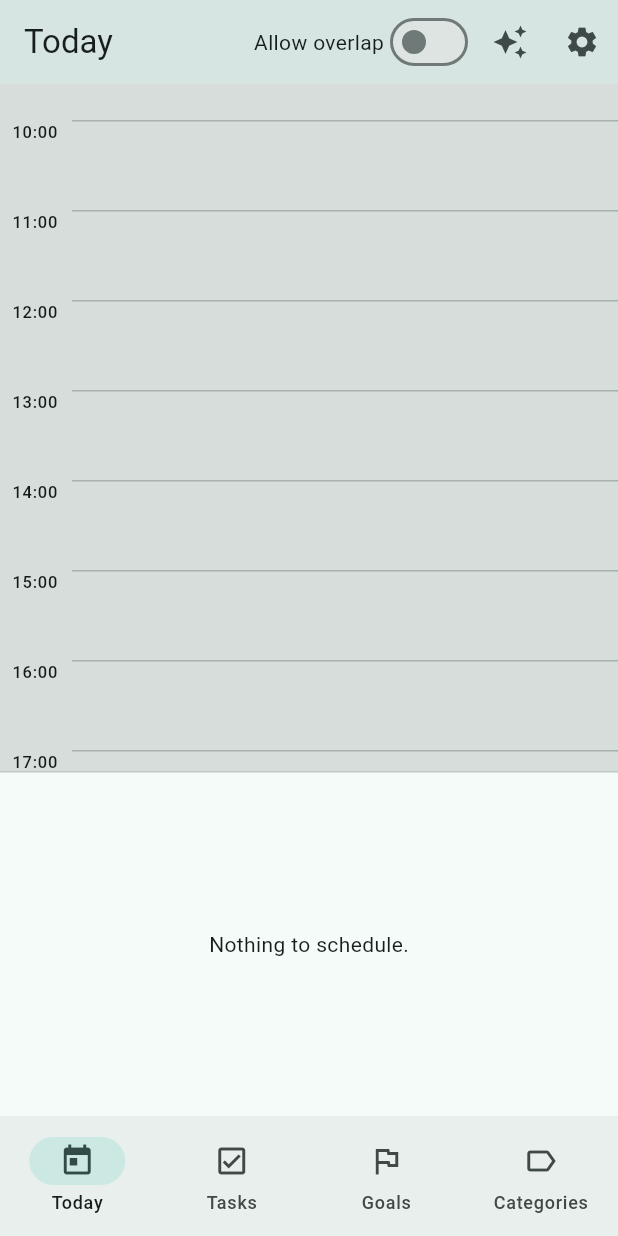
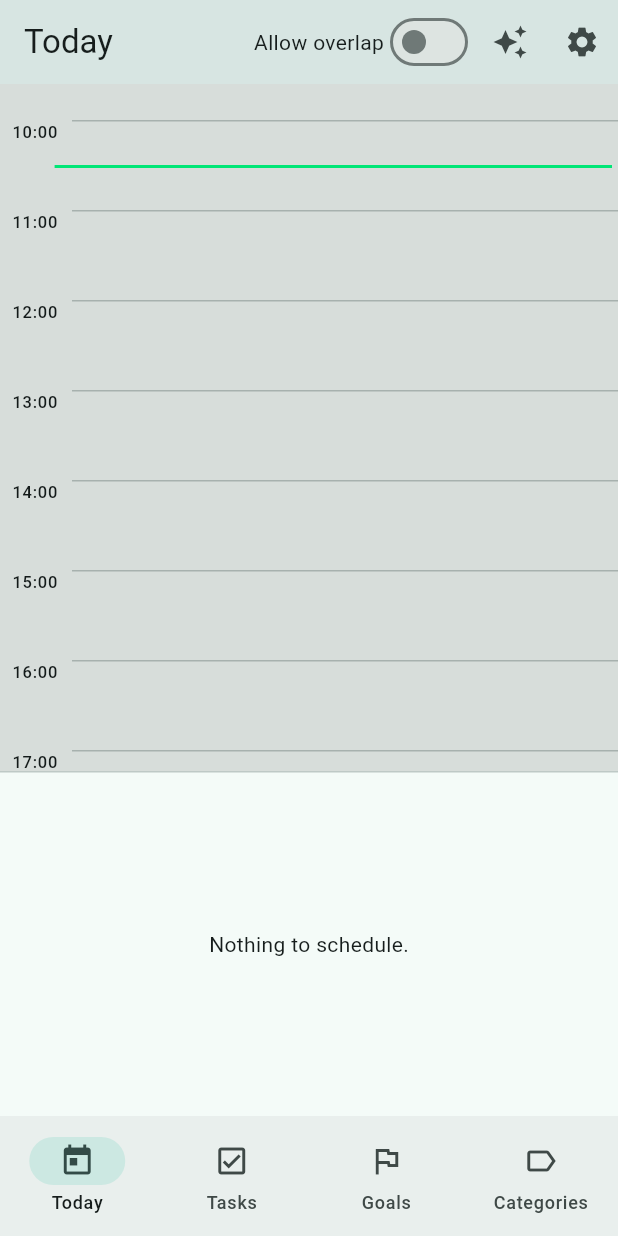
Before and after one commit to federicomassa/task_buddy, a Flutter app: the screen it shows once a user with an empty profile is signed in, scrolled down 576 dp, on a phone screen of 412 x 824 dp. Run offline on Flutter 3.47's test engine with Material 3 defaults, Android fonts, the phone set to English and light mode, and no system bars; our stand-ins replace cloud_firestore, firebase_auth, firebase_core, fl_chart, flutter_local_notifications, flutter_riverpod and 2 more; accounts and stored records are empty.

Commit message:
added calendar now line

```diff
--- a/lib/features/today/calendar_pane.dart
+++ b/lib/features/today/calendar_pane.dart
@@ -431,6 +431,7 @@ class _DayCalendarViewState extends ConsumerState<DayCalendarView> {
                     _HourGrid(),
                     _OffHoursShading(activeHours: activeHours),
                     ..._buildBlocks(context, renderSegments, constraints.maxWidth),
+                    const _NowLine(),
                     if (previewMinutes != null)
                       _DropPreview(
                         minutes: previewMinutes,
@@ -490,6 +491,42 @@ class _HourGrid extends StatelessWidget {
           ),
         );
       }),
+    );
+  }
+}
+
+/// A thin horizontal line marking the current time (now) on the calendar.
+class _NowLine extends ConsumerWidget {
+  const _NowLine();
+
+  @override
+  Widget build(BuildContext context, WidgetRef ref) {
+    final now = ref.watch(clockProvider).now();
+    final nowMinutes = now.hour * 60 + now.minute;
+    final top = nowMinutes / 60 * pxPerHour;
+
+    // Only show the line if the current time is within the visible day (0-24h)
+    if (nowMinutes < 0 || nowMinutes >= 24 * 60) {
+      return const SizedBox.shrink();
+    }
+
+    // Bright green — stands out against both light/dark themes and task colors.
+    const color = Color(0xFF00E676);
+
+    // Extend from the task panel left edge (_leftGutter) plus ~30% of the
+    // hour gutter width into the hour labels, so it "infringes a little bit".
+    const double leftInset = _leftGutter - (_leftGutter * 0.3);
+
+    return Positioned(
+      top: top,
+      left: leftInset,
+      right: _rightMargin,
+      child: IgnorePointer(
+        child: Container(
+          height: 2,
+          color: color,
+        ),
+      ),
     );
   }
 }
```
